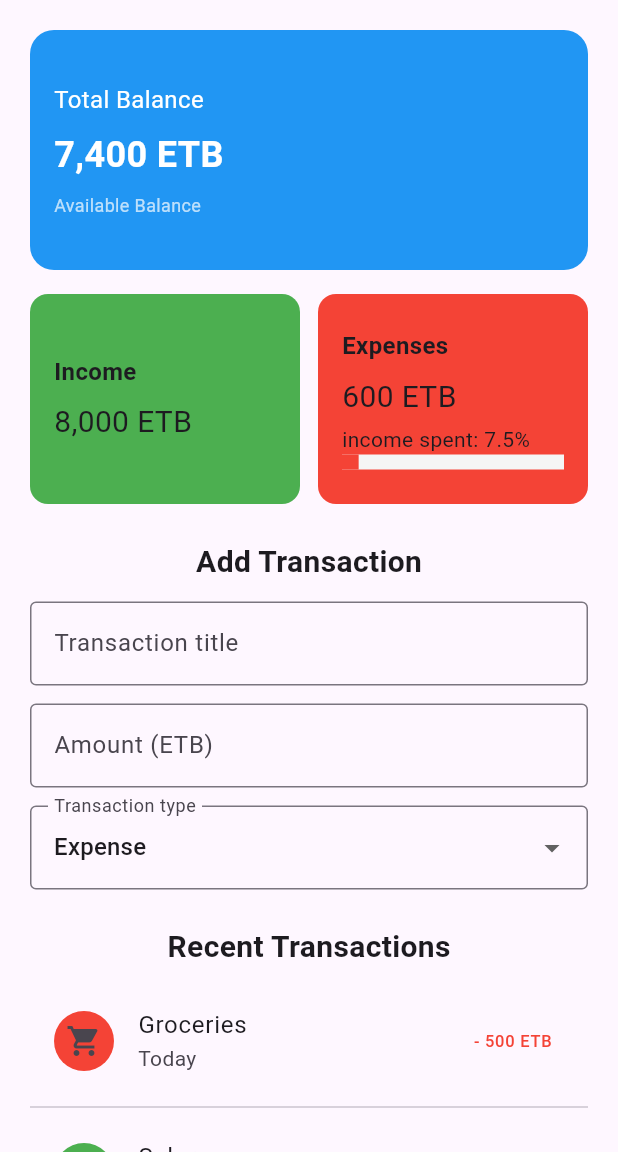
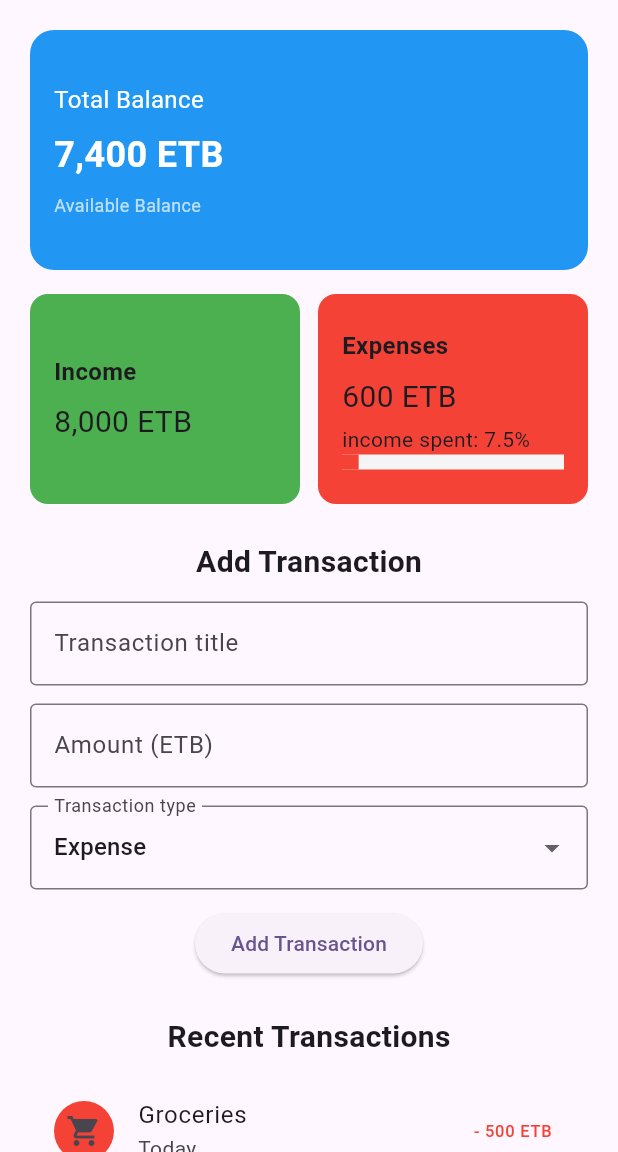
Before and after one commit to kalebbirhanu/fintracker, a Flutter app: the screen it shows after launch, on a phone screen of 412 x 824 dp, the part 84-1236 px from its top. Run offline on Flutter 3.47's test engine with Material 3 defaults, Android fonts, the phone set to English and light mode, and no system bars.

Commit message:
transaction  button

```diff
--- a/lib/main.dart
+++ b/lib/main.dart
@@ -287,7 +287,7 @@ class _MyHomePageState extends State<MyHomePage> {
                     keyboardType: TextInputType.number,
                     decoration: InputDecoration(
                       labelText: 'Amount (ETB)',
-                      hintText: "Enteramount",
+                      hintText: "Enter amount",
                       border: OutlineInputBorder(),
                     ),
                   ),
@@ -313,6 +313,33 @@ class _MyHomePageState extends State<MyHomePage> {
                       }
                     },
                   ),
+
+SizedBox(height: 12),
+
+ElevatedButton(
+  onPressed: () {
+  final  title = titleController.text;
+  final int? amount = int.tryParse(amountController.text);
+
+  if(title.trim() == ''|| amount == null || amount <= 0) {
+    final snackBar = SnackBar(content: const Text('Enter a valid title and an amount greater than zero'));
+ScaffoldMessenger.of(context).showSnackBar(snackBar);
+return;
+  }
+    // Action to perform
+  },
+  child: Text('Add Transaction'),
+),
+
+
+
+
+
+
+
+
+
+
 
                   SizedBox(height: 24),
                   Text(
```
